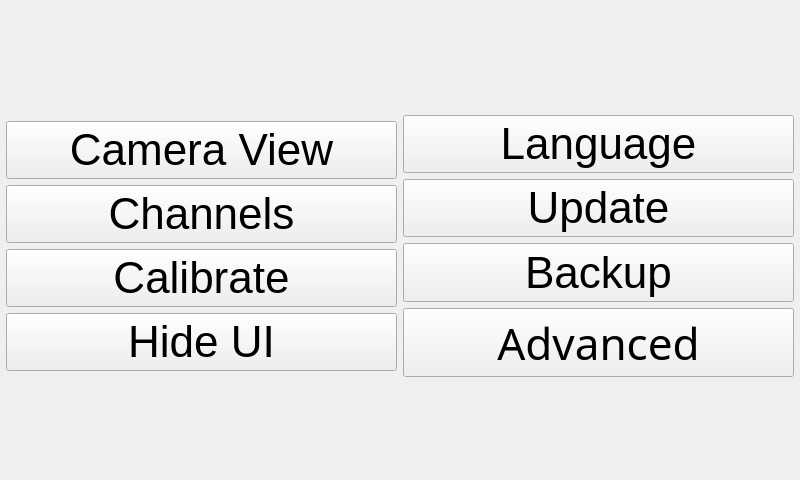
Qt form ui/SettingsWidget.ui (kipr/botui) before a commit.
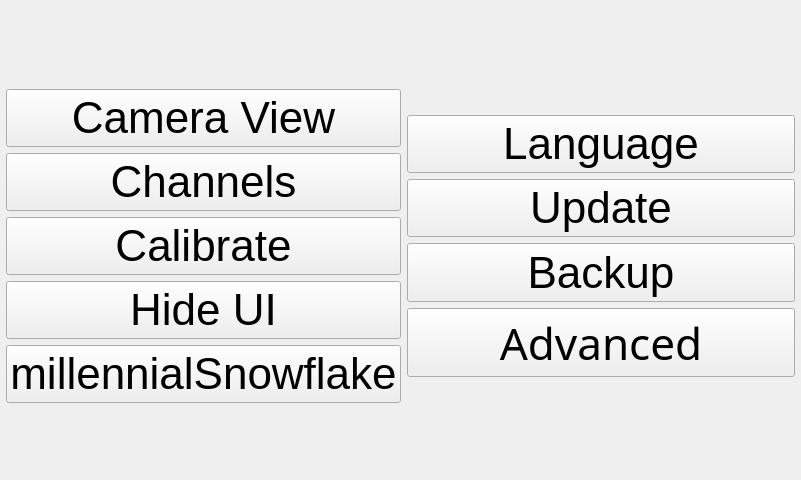
The same form after that commit. Icons and pictures are not drawn.

```diff
--- a/ui/SettingsWidget.ui
+++ b/ui/SettingsWidget.ui
@@ -128,6 +128,34 @@
          </property>
         </widget>
        </item>
+       <item>
+        <widget class="QPushButton" name="millennialSnowflake">
+         <property name="sizePolicy">
+          <sizepolicy hsizetype="Expanding" vsizetype="Minimum">
+           <horstretch>0</horstretch>
+           <verstretch>0</verstretch>
+          </sizepolicy>
+         </property>
+         <property name="font">
+          <font>
+           <pointsize>33</pointsize>
+          </font>
+         </property>
+         <property name="text">
+          <string>millennialSnowflake</string>
+         </property>
+         <property name="icon">
+          <iconset resource="../rc/icons.qrc">
+           <normaloff>:/icons/fontawesome/solid/icons/fontawesome/solid/snowflake.svg</normaloff>:/icons/fontawesome/solid/icons/fontawesome/solid/snowflake.svg</iconset>
+         </property>
+         <property name="iconSize">
+          <size>
+           <width>35</width>
+           <height>35</height>
+          </size>
+         </property>
+        </widget>
+       </item>
        <item>
         <spacer name="verticalSpacer_2">
          <property name="orientation">
```
